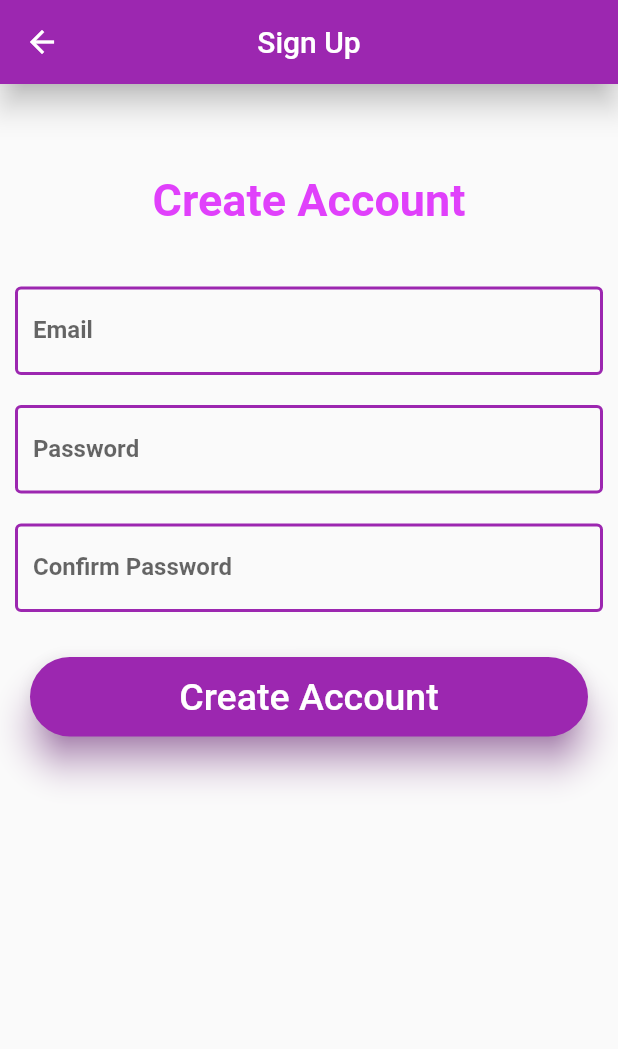
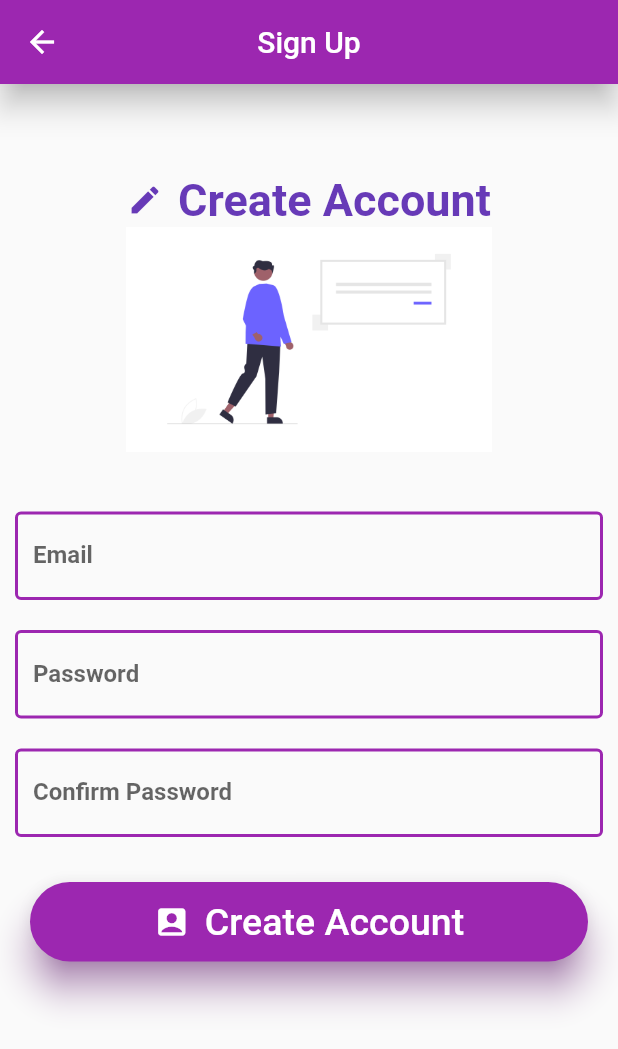
Before and after one commit to EncryptoCyphers/Rhythm, a Flutter app: the screen it shows after launch, after a tap on "SKIP", after a tap on "Not a member? Create account here", on a phone screen of 412 x 824 dp. Shown: the top 1049 px of the screen. Run offline on Flutter 3.47's test engine with Material 2 defaults, Android fonts, the phone set to English and light mode, and no system bars; our stand-ins replace anim_search_bar, animated_splash_screen, carousel_slider, email_validator, firebase_auth, firebase_core and 6 more; missing offline and left inert: audio_session, cloud_firestore_web, firebase_auth_web, firebase_core_web, just_audio_web, launch_review and 3 more; accounts and stored records are empty.

Commit message:
Name change after first login (Resolved)

```diff
--- a/lib/pages/login.dart
+++ b/lib/pages/login.dart
@@ -13,6 +13,7 @@ class Login extends StatefulWidget {
 }
 
 class _LoginState extends State<Login> {
+  final user = FirebaseAuth.instance.currentUser;
   @override
   Widget build(BuildContext context) {
     return Scaffold(
@@ -22,7 +23,7 @@ class _LoginState extends State<Login> {
           if (snapshot.hasData) {
             return HomePage(
               audioPlayer: widget.audioPlayer,
-              nm: 'It\'s Rhythm time',
+              nm: user!.email.toString().split('@')[0],
             );
           } else {
             return OnboardingPage(
--- a/lib/pages/onboarding_screen.dart
+++ b/lib/pages/onboarding_screen.dart
@@ -108,41 +108,14 @@ class _OnboardingPageState extends State<OnboardingPage> {
                     const EdgeInsets.symmetric(horizontal: 10, vertical: 0),
                 child: ListView(
                   children: [
-                    const Text(
-                      'RHYTHM Music',
-                      textAlign: TextAlign.center,
-                      style: TextStyle(
-                          fontSize: 30,
-                          fontWeight: FontWeight.bold,
-                          color: Colors.purple),
-                    ),
-                    const Text(
-                      'and',
-                      textAlign: TextAlign.center,
-                      style: TextStyle(
-                        fontSize: 30,
-                        fontWeight: FontWeight.bold,
-                        color: Colors.black,
-                      ),
-                    ),
-                    const Text(
-                      'MP3 Player',
-                      textAlign: TextAlign.center,
-                      style: TextStyle(
-                          fontSize: 30,
-                          fontWeight: FontWeight.bold,
-                          color: Colors.purple),
-                    ),
-                    const SizedBox(
-                      height: 30,
-                    ),
+                    Image.asset('images/login.png'),
                     const Text(
                       'Sign In',
                       textAlign: TextAlign.center,
                       style: TextStyle(
                           fontSize: 40,
                           fontWeight: FontWeight.bold,
-                          color: Colors.purple),
+                          color: Colors.deepPurple),
                     ),
                     const SizedBox(
                       height: 40,
@@ -234,8 +207,12 @@ class _OnboardingPageState extends State<OnboardingPage> {
                           Navigator.push(
                               context,
                               MaterialPageRoute(
-                                builder: (context) =>
-                                    SignUp(audioPlayer: widget.audioPlayer),
+                                builder: (context) => SignUp(
+                                  audioPlayer: widget.audioPlayer,
+                                  name: _emailController.text
+                                      .split('@')[0]
+                                      .toUpperCase(),
+                                ),
                               ));
                         },
                         child: const Text(
@@ -303,13 +280,13 @@ class _OnboardingPageState extends State<OnboardingPage> {
               child: ElevatedButton(
                 style: ElevatedButton.styleFrom(
                   elevation: 10,
-                  backgroundColor: Colors.purple,
+                  backgroundColor: Colors.deepPurple,
                   padding: const EdgeInsets.all(12),
                   animationDuration: const Duration(seconds: 2),
                   shape: RoundedRectangleBorder(
                     borderRadius: BorderRadius.circular(30),
                   ),
-                  shadowColor: Colors.purple,
+                  shadowColor: Colors.redAccent,
                 ),
                 child: isLoading
                     ? Row(
@@ -327,11 +304,20 @@ class _OnboardingPageState extends State<OnboardingPage> {
                           ),
                         ],
                       )
-                    : const Text(
-                        'Login',
-                        style: TextStyle(
-                          fontSize: 25,
-                        ),
+                    : Row(
+                        mainAxisAlignment: MainAxisAlignment.center,
+                        children: const [
+                          Icon(Icons.login_outlined),
+                          SizedBox(
+                            width: 10,
+                          ),
+                          Text(
+                            'Login',
+                            style: TextStyle(
+                              fontSize: 25,
+                            ),
+                          ),
+                        ],
                       ),
                 onPressed: () async {
                   //Login Method
@@ -361,6 +347,9 @@ class _OnboardingPageState extends State<OnboardingPage> {
                                 MaterialPageRoute(
                                   builder: ((context) => SignUp(
                                         audioPlayer: widget.audioPlayer,
+                                        name: _emailController.text
+                                            .split('@')[0]
+                                            .toUpperCase(),
                                       )),
                                 ),
                               );
@@ -420,7 +409,7 @@ class _OnboardingPageState extends State<OnboardingPage> {
                       setState(() {
                         isLoading = true;
                       });
-                      await Future.delayed(const Duration(seconds: 1));
+                      // await Future.delayed(const Duration(seconds: 1));
                       setState(() {
                         Navigator.push(
                           context,
--- a/lib/pages/signup.dart
+++ b/lib/pages/signup.dart
@@ -2,12 +2,14 @@ import 'package:email_validator/email_validator.dart';
 import 'package:firebase_auth/firebase_auth.dart';
 import 'package:flutter/material.dart';
 import 'package:just_audio/just_audio.dart';
+import 'package:music_player_app/services/screen_sizes.dart';
 
 import 'home_page.dart';
 
 class SignUp extends StatefulWidget {
   final AudioPlayer audioPlayer;
-  const SignUp({super.key, required this.audioPlayer});
+  final String name;
+  const SignUp({super.key, required this.audioPlayer, required this.name});
 
   @override
   State<SignUp> createState() => _SignUpState();
@@ -44,13 +46,32 @@ class _SignUpState extends State<SignUp> {
             const SizedBox(
               height: 60,
             ),
-            const Text(
+            Row(
+              mainAxisAlignment: MainAxisAlignment.center,
+              children: const [
+                Icon(
+                  Icons.edit,
+                  color: Colors.deepPurple,
+                ),
+                SizedBox(
+                  width: 10,
+                ),
+                Text(
                   'Create Account',
                   textAlign: TextAlign.center,
                   style: TextStyle(
                     fontSize: 30,
                     fontWeight: FontWeight.bold,
-                color: Colors.purpleAccent,
+                    color: Colors.deepPurple,
+                  ),
+                ),
+              ],
+            ),
+            SizedBox(
+              height: 150,
+              child: Image.asset(
+                'images/sign_up.png',
+                fit: BoxFit.contain,
               ),
             ),
             const SizedBox(
@@ -209,11 +230,20 @@ class _SignUpState extends State<SignUp> {
                           ),
                         ],
                       )
-                    : const Text(
+                    : Row(
+                        mainAxisAlignment: MainAxisAlignment.center,
+                        children: const [
+                          Icon(Icons.account_box),
+                          SizedBox(
+                            width: 10,
+                          ),
+                          Text(
                             'Create Account',
                             style: TextStyle(
                               fontSize: 25,
                             ),
+                          ),
+                        ],
                       ),
                 onPressed: () async {
                   //Sign Up Method
@@ -236,9 +266,7 @@ class _SignUpState extends State<SignUp> {
                           context,
                           MaterialPageRoute(
                             builder: (context) => HomePage(
-                              nm: _emailController.text
-                                  .split('@')[0]
-                                  .toUpperCase(),
+                              nm: widget.name,
                               audioPlayer: widget.audioPlayer,
                             ),
                           ),
```
Also changed, not shown: TODO.txt (+6 -5 lines), lib/widgets/drawerMenu.dart (+8 -8 lines), images/login.png (added), images/sign_up.png (added), pubspec.lock. Lines whose indentation alone changed are shown as unchanged.
